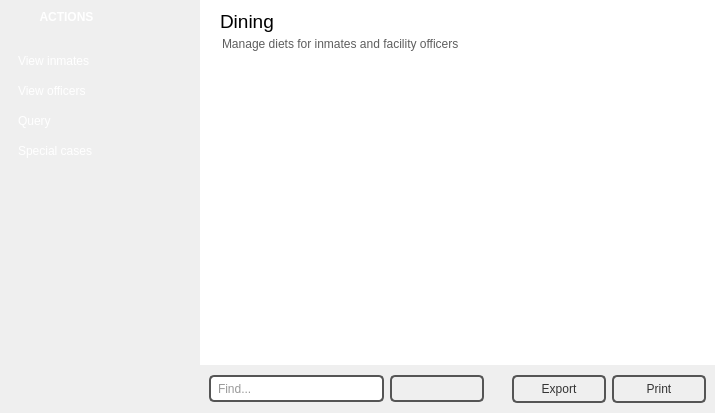
Old version of the form diningwindow.ui in the repository NCNM/PMS_01.
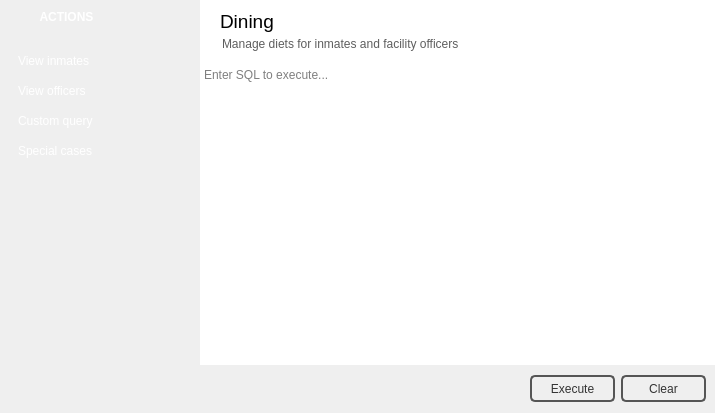
New version of the form. Icons and pictures are not drawn.

Diff of the .ui file:
```diff
--- a/diningwindow.ui
+++ b/diningwindow.ui
@@ -96,6 +96,12 @@
       <property name="text">
        <string>View officers</string>
       </property>
+      <property name="checkable">
+       <bool>true</bool>
+      </property>
+      <property name="autoExclusive">
+       <bool>true</bool>
+      </property>
       <property name="flat">
        <bool>true</bool>
       </property>
@@ -253,13 +259,22 @@
 </string>
       </property>
       <property name="text">
-       <string>Query</string>
+       <string>Custom query</string>
+      </property>
+      <property name="checkable">
+       <bool>true</bool>
+      </property>
+      <property name="autoExclusive">
+       <bool>true</bool>
       </property>
       <property name="flat">
        <bool>true</bool>
       </property>
      </widget>
      <widget class="QPushButton" name="pushButton_19">
+      <property name="enabled">
+       <bool>false</bool>
+      </property>
       <property name="geometry">
        <rect>
         <x>10</x>
@@ -299,6 +314,12 @@
       <property name="text">
        <string>Special cases</string>
       </property>
+      <property name="checkable">
+       <bool>true</bool>
+      </property>
+      <property name="autoExclusive">
+       <bool>true</bool>
+      </property>
       <property name="flat">
        <bool>true</bool>
       </property>
@@ -343,6 +364,12 @@
       <property name="text">
        <string>View inmates</string>
       </property>
+      <property name="checkable">
+       <bool>true</bool>
+      </property>
+      <property name="autoExclusive">
+       <bool>true</bool>
+      </property>
       <property name="flat">
        <bool>true</bool>
       </property>
@@ -542,6 +569,28 @@
              <number>0</number>
             </property>
             <item>
+             <widget class="QStackedWidget" name="stackedWidget">
+              <property name="currentIndex">
+               <number>1</number>
+              </property>
+              <widget class="QWidget" name="database">
+               <layout class="QVBoxLayout" name="verticalLayout_4">
+                <property name="spacing">
+                 <number>0</number>
+                </property>
+                <property name="leftMargin">
+                 <number>0</number>
+                </property>
+                <property name="topMargin">
+                 <number>0</number>
+                </property>
+                <property name="rightMargin">
+                 <number>0</number>
+                </property>
+                <property name="bottomMargin">
+                 <number>0</number>
+                </property>
+                <item>
              <widget class="QTableView" name="tableView">
               <property name="frameShape">
                <enum>QFrame::NoFrame</enum>
@@ -565,7 +614,6 @@
 background: qradialgradient(cx: 0.3, cy: -0.4,
 fx: 0.3, fy: -0.4,
 radius: 1.35, stop: 0 #fff, stop: 1 #888);
-min-width: 80px;
 }
 
 QPushButton:hover {
@@ -694,7 +742,7 @@
                  </property>
                  <property name="minimumSize">
                   <size>
-                   <width>94</width>
+                       <width>0</width>
                    <height>27</height>
                   </size>
                  </property>
@@ -744,41 +792,283 @@
                 <widget class="QPushButton" name="pushButton_3">
                  <property name="minimumSize">
                   <size>
-                   <width>94</width>
+                       <width>0</width>
                    <height>0</height>
                   </size>
                  </property>
                  <property name="maximumSize">
                   <size>
                    <width>85</width>
-                   <height>16777215</height>
+                       <height>27</height>
                   </size>
                  </property>
                  <property name="text">
                   <string>Export</string>
                  </property>
+                     <property name="icon">
+                      <iconset resource="pms_resources.qrc">
+                       <normaloff>:/images/export.png</normaloff>:/images/export.png</iconset>
+                     </property>
+                     <property name="iconSize">
+                      <size>
+                       <width>24</width>
+                       <height>24</height>
+                      </size>
+                     </property>
                 </widget>
                </item>
                <item>
                 <widget class="QPushButton" name="pushButton_2">
                  <property name="minimumSize">
                   <size>
-                   <width>94</width>
+                       <width>0</width>
                    <height>0</height>
                   </size>
                  </property>
                  <property name="maximumSize">
                   <size>
                    <width>85</width>
-                   <height>16777215</height>
+                       <height>27</height>
                   </size>
                  </property>
                  <property name="text">
                   <string>Print</string>
                  </property>
+                     <property name="icon">
+                      <iconset resource="pms_resources.qrc">
+                       <normaloff>:/images/print.png</normaloff>:/images/print.png</iconset>
+                     </property>
+                     <property name="iconSize">
+                      <size>
+                       <width>24</width>
+                       <height>24</height>
+                      </size>
+                     </property>
                 </widget>
                </item>
               </layout>
+                 </widget>
+                </item>
+               </layout>
+              </widget>
+              <widget class="QWidget" name="query">
+               <layout class="QVBoxLayout" name="verticalLayout_5">
+                <property name="spacing">
+                 <number>0</number>
+                </property>
+                <property name="leftMargin">
+                 <number>0</number>
+                </property>
+                <property name="topMargin">
+                 <number>0</number>
+                </property>
+                <property name="rightMargin">
+                 <number>0</number>
+                </property>
+                <property name="bottomMargin">
+                 <number>0</number>
+                </property>
+                <item>
+                 <widget class="QPlainTextEdit" name="plainTextEdit">
+                  <property name="frameShape">
+                   <enum>QFrame::NoFrame</enum>
+                  </property>
+                  <property name="placeholderText">
+                   <string>Enter SQL to execute...</string>
+                  </property>
+                 </widget>
+                </item>
+                <item>
+                 <widget class="QFrame" name="frame_7">
+                  <property name="minimumSize">
+                   <size>
+                    <width>0</width>
+                    <height>48</height>
+                   </size>
+                  </property>
+                  <property name="styleSheet">
+                   <string notr="true">QPushButton {
+color: #333;
+border: 2px solid #555;
+border-radius: 5px;
+padding: 5px;
+background: qradialgradient(cx: 0.3, cy: -0.4,
+fx: 0.3, fy: -0.4,
+radius: 1.35, stop: 0 #fff, stop: 1 #888);
+}
+
+QPushButton:hover {
+background: qradialgradient(cx: 0.3, cy: -0.4,
+fx: 0.3, fy: -0.4,
+radius: 1.35, stop: 0 #fff, stop: 1 #bbb);
+}
+
+QPushButton:pressed {
+background: qradialgradient(cx: 0.4, cy: -0.1,
+fx: 0.4, fy: -0.1,
+radius: 1.35, stop: 0 #fff, stop: 1 #ddd);
+}
+
+#frame_7 {
+border: none;
+background: qlineargradient(x1: 0, y1: 0, x2: 0, y2: 1,
+stop: 0.08 #7a7a7a,
+stop: 0.39999 #717171, stop: 0.4 #626262,
+stop: 0.9 #4c4c4c, stop: 1 #333333);
+}
+
+QComboBox {
+color: #333;
+border: 2px solid #555;
+border-radius: 5px;
+padding: 5px;
+background: qradialgradient(cx: 0.3, cy: -0.4,
+fx: 0.3, fy: -0.4,
+radius: 1.35, stop: 0 #fff, stop: 1 #888);
+min-width: 80px;
+}
+
+QComboBox::drop-down {
+	subcontrol-origin: padding;
+	subcontrol-position: top right;
+	width: 25px;
+ 
+	border-top-right-radius: 3px;
+	border-bottom-right-radius: 3px;
+}
+
+QComboBox::down-arrow {
+	image: url(:/images/cmbbox_arrow.png);
+}
+
+QComboBox:hover {
+background: qradialgradient(cx: 0.3, cy: -0.4,
+fx: 0.3, fy: -0.4,
+radius: 1.35, stop: 0 #fff, stop: 1 #bbb);
+}
+
+QComboBox:pressed {
+background: qradialgradient(cx: 0.4, cy: -0.1,
+fx: 0.4, fy: -0.1,
+radius: 1.35, stop: 0 #fff, stop: 1 #ddd);
+}
+
+QLineEdit {
+color: #333;
+border: 2px solid #555;
+border-radius: 5px;
+padding: 5px;
+background: qradialgradient(cx: 0.3, cy: -0.4,
+fx: 0.3, fy: -0.4,
+radius: 1.35, stop: 0 #eee, stop: 1 #ddd);
+min-width: 80px;
+}
+
+QLineEdit:hover {
+background-color: rgb(255, 255, 255);
+}
+
+QLineEdit:pressed {
+background: qradialgradient(cx: 0.4, cy: -0.1,
+fx: 0.4, fy: -0.1,
+radius: 1.35, stop: 0 #fff, stop: 1 #ddd);
+}
+</string>
+                  </property>
+                  <property name="frameShape">
+                   <enum>QFrame::NoFrame</enum>
+                  </property>
+                  <property name="frameShadow">
+                   <enum>QFrame::Raised</enum>
+                  </property>
+                  <layout class="QHBoxLayout" name="horizontalLayout_3">
+                   <property name="topMargin">
+                    <number>0</number>
+                   </property>
+                   <property name="bottomMargin">
+                    <number>0</number>
+                   </property>
+                   <item>
+                    <widget class="QFrame" name="frame_8">
+                     <property name="styleSheet">
+                      <string notr="true">border: none;
+background: qlineargradient(x1: 0, y1: 0, x2: 0, y2: 1,
+stop: 0.08 #7f7f7f,
+stop: 0.39999 #717171, stop: 0.4 #626262,
+stop: 0.9 #4c4c4c, stop: 1 #333333);
+</string>
+                     </property>
+                     <property name="frameShape">
+                      <enum>QFrame::NoFrame</enum>
+                     </property>
+                     <property name="frameShadow">
+                      <enum>QFrame::Raised</enum>
+                     </property>
+                    </widget>
+                   </item>
+                   <item>
+                    <widget class="QPushButton" name="pushButton_4">
+                     <property name="minimumSize">
+                      <size>
+                       <width>0</width>
+                       <height>0</height>
+                      </size>
+                     </property>
+                     <property name="maximumSize">
+                      <size>
+                       <width>85</width>
+                       <height>27</height>
+                      </size>
+                     </property>
+                     <property name="text">
+                      <string>Execute</string>
+                     </property>
+                     <property name="icon">
+                      <iconset resource="pms_resources.qrc">
+                       <normaloff>:/images/execute.png</normaloff>:/images/execute.png</iconset>
+                     </property>
+                     <property name="iconSize">
+                      <size>
+                       <width>24</width>
+                       <height>24</height>
+                      </size>
+                     </property>
+                    </widget>
+                   </item>
+                   <item>
+                    <widget class="QPushButton" name="pushButton_5">
+                     <property name="minimumSize">
+                      <size>
+                       <width>0</width>
+                       <height>0</height>
+                      </size>
+                     </property>
+                     <property name="maximumSize">
+                      <size>
+                       <width>85</width>
+                       <height>27</height>
+                      </size>
+                     </property>
+                     <property name="text">
+                      <string>Clear</string>
+                     </property>
+                     <property name="icon">
+                      <iconset resource="pms_resources.qrc">
+                       <normaloff>:/images/clear.png</normaloff>:/images/clear.png</iconset>
+                     </property>
+                     <property name="iconSize">
+                      <size>
+                       <width>24</width>
+                       <height>24</height>
+                      </size>
+                     </property>
+                    </widget>
+                   </item>
+                  </layout>
+                 </widget>
+                </item>
+               </layout>
+              </widget>
              </widget>
             </item>
            </layout>
```
Lines whose indentation alone changed are shown as unchanged.
